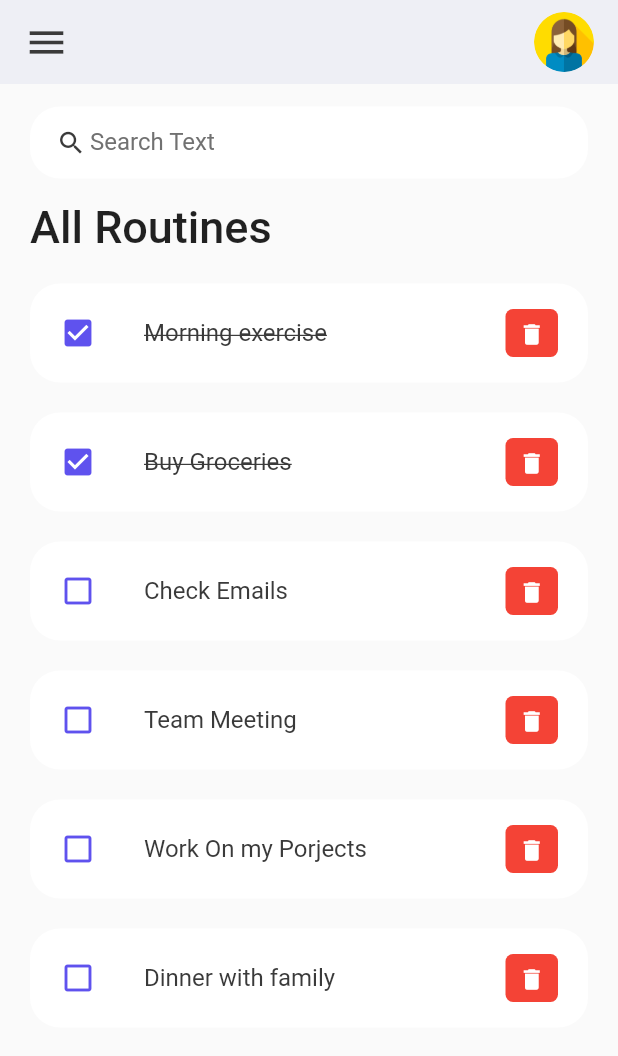
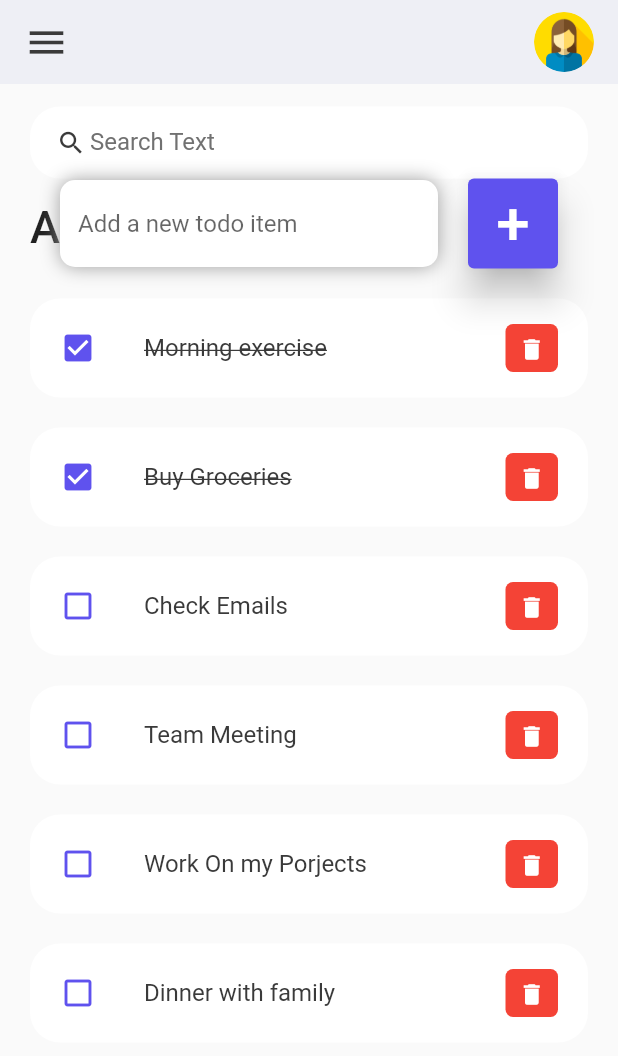
Before and after one commit to hasibHabibzadah/myroutine, a Flutter app: the screen it shows after launch, on a phone screen of 412 x 824 dp. Shown: the top 1056 px of the screen. Run offline on Flutter 3.47's test engine with Material 2 defaults, Android fonts, the phone set to English and light mode, and no system bars.

Commit message:
finishing my ui and making a statful widget

```diff
--- a/lib/screens/home.dart
+++ b/lib/screens/home.dart
@@ -2,11 +2,16 @@ import 'package:flutter/material.dart';
 import 'package:myroutine/constants/colors.dart';
 import '../model/ToDo.dart';
 import '../widgets/todo_item.dart';
-class Home extends StatelessWidget {
-  final todoList = ToDo.todoList();
+class Home extends StatefulWidget {
+
   Home({Key? key}) : super (key: key);
 
+  @override
+  State<Home> createState() => _HomeState();
+}
 
+class _HomeState extends State<Home> {
+  final todoList = ToDo.todoList();
 
   @override
 
@@ -21,6 +26,8 @@ class Home extends StatelessWidget {
             Expanded(
               child: ListView(
                 children: [
+                  Stack(
+                    children: [
                       Container(
                         margin: EdgeInsets.only(top: 15, bottom: 20),
                         child: Text(
@@ -31,19 +38,74 @@ class Home extends StatelessWidget {
                           ),
                         ),
                       ),
-                  for(ToDo todoo in todoList)
-                  TodoItem(todo: todoo,),
+                    Align(
+                      alignment: Alignment.bottomCenter,
+                      child: Row(children: [
+                        Expanded(child: Container(
+                          margin: EdgeInsets.only(
+                            bottom: 20,
+                            right: 20,
+                            left: 20,
+                          ),
+                          padding: EdgeInsets.symmetric(horizontal: 12, vertical: 5),
+                          decoration: BoxDecoration(
+                            color: Colors.white,
+                            boxShadow: const [BoxShadow(
+                              color: Colors.grey,
+                              offset: Offset(0.0, 0.0),
+                              blurRadius: 10.0,
+                              spreadRadius: 0.0,
 
+                            ),],
+                            borderRadius: BorderRadius.circular(10),
+                          ),
+                          child: TextField(
+                            decoration: InputDecoration(
+                              hintText: 'Add a new todo item',
+                              border: InputBorder.none
+                            ),
+                          ),
+                        ),
+                        ),
+                          Container(
+                                margin: EdgeInsets.only(
+                                bottom: 20, right: 20
+                            ),
+                            child: ElevatedButton(
+                              style: ElevatedButton.styleFrom(
+                                primary: tdBlue,
+                                minimumSize: Size(60,60),
+                                elevation: 10,
+
+                              ),
+                              onPressed: () {  },
+                              child: Text('+', style: TextStyle(fontSize: 40),),
+                            ),
+                          ),
+                      ],),
+                    )
                     ],
                   ),
-
+                  for(ToDo todoo in todoList)
+                  TodoItem(todo: todoo,
+                    onTodoChnaged: __handleToBeChanged,
+                    onDeleteItem: (){},
+                  ),
+                ],
+              ),
             )
-
           ],
         ),
       ),
     );
   }
+
+  void __handleToBeChanged(ToDo todo){
+    setState(() {
+    todo.isDone = !todo.isDone;
+    });
+  }
+
 
   Widget searchBox(){
     return Container(
@@ -66,8 +128,6 @@ class Home extends StatelessWidget {
       ),
     );
   }
-
-
 
   AppBar buildAppBar() {
     return AppBar(
--- a/lib/widgets/todo_item.dart
+++ b/lib/widgets/todo_item.dart
@@ -6,7 +6,10 @@ import '../model/ToDo.dart';
 
 class TodoItem extends StatelessWidget {
   final ToDo todo;
-  const TodoItem({Key? key, required this.todo}) : super(key: key);
+  final onTodoChnaged;
+  final onDeleteItem;
+
+  const TodoItem({Key? key, required this.todo, this.onTodoChnaged, this.onDeleteItem}) : super(key: key);
 
   @override
   Widget build(BuildContext context) {
@@ -14,7 +17,7 @@ class TodoItem extends StatelessWidget {
       margin: EdgeInsets.only(bottom: 20),
         child: ListTile(
       onTap: () {
-        print('hello world');
+        onTodoChnaged(todo);
       },
       shape: RoundedRectangleBorder(
         borderRadius: BorderRadius.circular(20),
```
Lines whose indentation alone changed are shown as unchanged.
